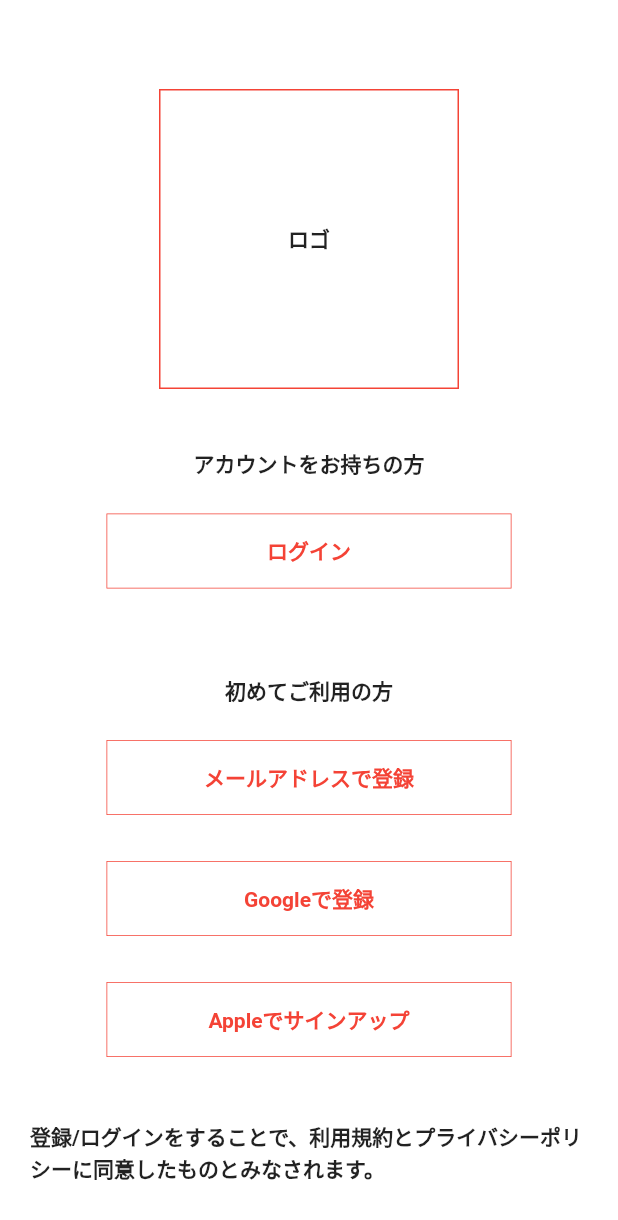
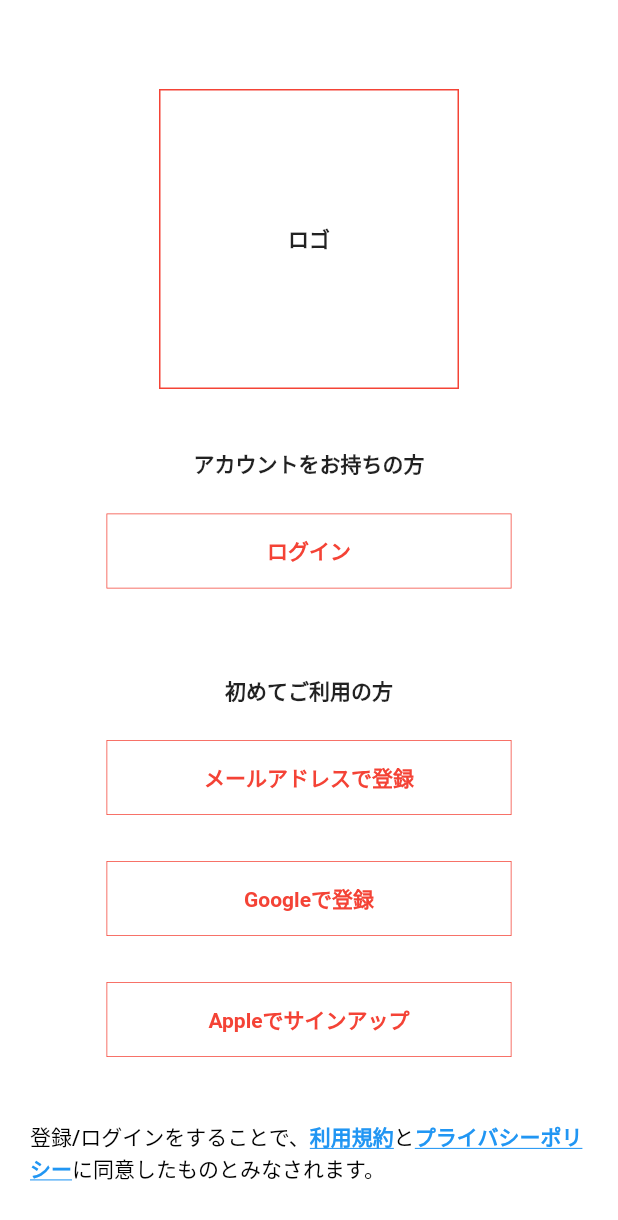
Before and after one commit to pj-picbook/picbook, a Flutter app: the FirstPage screen opened directly, on a phone screen of 412 x 824 dp. Shown: the top 1220 px of the screen. Run offline on Flutter 3.47's test engine with Material 2 defaults, Android fonts, the phone set to English and light mode, and no system bars; our stand-ins replace freezed_annotation.

Commit message:
update: 一部のテキストの変更
・FirstPageの最後の一文を、TextウィジェットからRichTextに変更。
・その中の一部のテキスト(利用規約など)を青色にデザイン変更し、またタップ可能に変更。
・ただし画面遷移などのメソッドは追加していない。
・画面遷移先がWebになるか不明なので、url_launcherなどのパッケージ導入は要検討。

```diff
--- a/lib/presentation/first_page/first_page.dart
+++ b/lib/presentation/first_page/first_page.dart
@@ -1,3 +1,4 @@
+import 'package:flutter/gestures.dart';
 import 'package:flutter/material.dart';
 
 class FirstPage extends StatelessWidget {
@@ -109,9 +110,41 @@ class FirstPage extends StatelessWidget {
           ),
           Container(
             padding: EdgeInsets.all(20),
-            child: Text(
-              "登録/ログインをすることで、利用規約とプライバシーポリシーに同意したものとみなされます。",
-              style: TextStyle(fontWeight: FontWeight.w600),
+            child: RichText(
+              text: TextSpan(
+                style: TextStyle(
+                  color: Colors.black,
+                  fontWeight: FontWeight.w500,
+                ),
+                children: [
+                  TextSpan(
+                    text: "登録/ログインをすることで、",
+                  ),
+                  TextSpan(
+                    text: "利用規約",
+                    recognizer: TapGestureRecognizer()..onTap = () {},
+                    style: TextStyle(
+                      color: Colors.blue,
+                      fontWeight: FontWeight.w600,
+                      decoration: TextDecoration.underline,
+                    ),
+                  ),
+                  TextSpan(
+                    text: "と",
+                  ),
+                  TextSpan(
+                    text: "プライバシーポリシー",
+                    recognizer: TapGestureRecognizer()..onTap = () {},
+                    style: TextStyle(
+                        color: Colors.blue,
+                        fontWeight: FontWeight.w600,
+                        decoration: TextDecoration.underline),
+                  ),
+                  TextSpan(
+                    text: "に同意したものとみなされます。",
+                  ),
+                ],
+              ),
             ),
           ),
         ],
```
